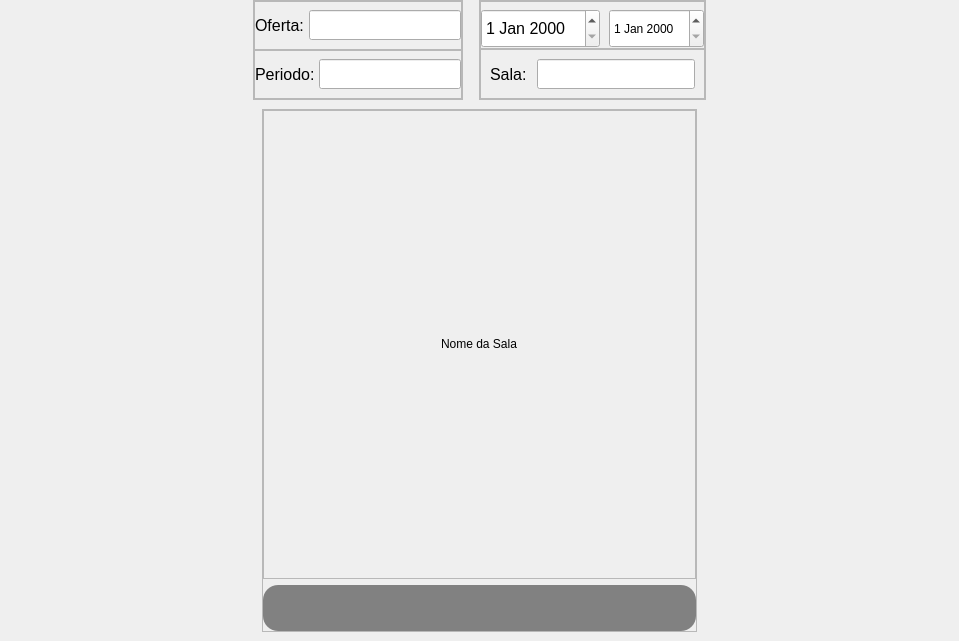
First picture: the form in App/view/ui/pesquisa.ui, repository Senac-SOR-ADS/Mapa-de-Sala, before the edit.
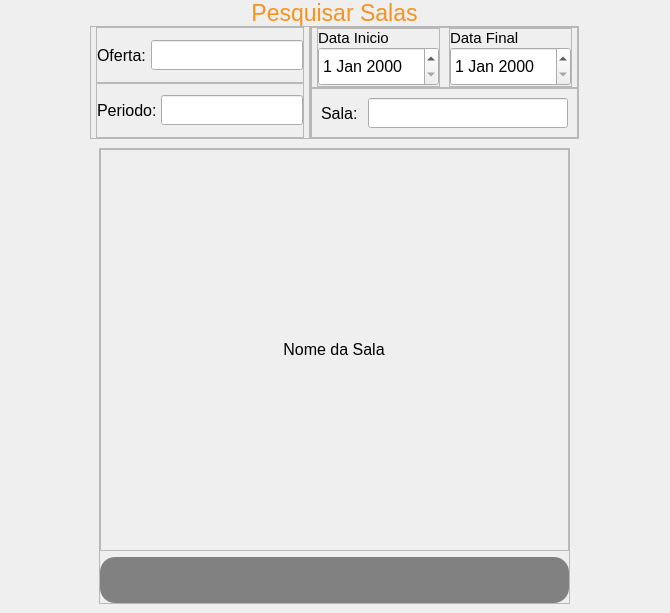
Second picture: the form after the edit. Icons and pictures are not drawn.

Commit message: tela de pesquisa feita

Patch:
```diff
--- a/App/view/ui/pesquisa.ui
+++ b/App/view/ui/pesquisa.ui
@@ -6,23 +6,23 @@
    <rect>
     <x>0</x>
     <y>0</y>
-    <width>959</width>
-    <height>641</height>
+    <width>670</width>
+    <height>613</height>
    </rect>
   </property>
   <property name="windowTitle">
    <string>Form</string>
   </property>
   <property name="styleSheet">
-   <string notr="true">#gridContainer #containerBtns {
+   <string notr="true">#titulo {
+	color: #f6921e;
+}
+
+#gridContainer #containerBtns {
 	background-color: rgba(0, 0, 0, 0.46);
 	border-radius: 15px; 
 }
 
-#gridContainer #containerBtns QPushButton {
-	background-color: transparent;
-}
-
 #btnEditar {
 	border-top-right-radius: 15px;
 	border-bottom-right-radius: 15px;
@@ -75,11 +75,26 @@
       <property name="bottomMargin">
        <number>0</number>
       </property>
+      <item>
+       <widget class="QLabel" name="titulo">
+        <property name="font">
+         <font>
+          <pointsize>17</pointsize>
+         </font>
+        </property>
+        <property name="text">
+         <string>Pesquisar Salas</string>
+        </property>
+        <property name="alignment">
+         <set>Qt::AlignCenter</set>
+        </property>
+       </widget>
+      </item>
       <item alignment="Qt::AlignTop">
        <widget class="QWidget" name="widget" native="true">
         <layout class="QHBoxLayout" name="horizontalLayout_5">
          <property name="spacing">
-          <number>16</number>
+          <number>0</number>
          </property>
          <property name="leftMargin">
           <number>0</number>
@@ -106,13 +121,13 @@
              <number>0</number>
             </property>
             <property name="leftMargin">
-             <number>0</number>
+             <number>5</number>
             </property>
             <property name="topMargin">
              <number>0</number>
             </property>
             <property name="rightMargin">
-             <number>0</number>
+             <number>5</number>
             </property>
             <property name="bottomMargin">
              <number>0</number>
@@ -282,40 +297,123 @@
                 <number>9</number>
                </property>
                <property name="leftMargin">
-                <number>0</number>
+                <number>5</number>
                </property>
                <property name="topMargin">
-                <number>7</number>
+                <number>0</number>
                </property>
                <property name="rightMargin">
-                <number>0</number>
+                <number>5</number>
                </property>
                <property name="bottomMargin">
                 <number>0</number>
                </property>
                <item>
-                <widget class="QDateEdit" name="dateEdit">
-                 <property name="minimumSize">
-                  <size>
-                   <width>0</width>
-                   <height>39</height>
-                  </size>
+                <widget class="QFrame" name="frame_9">
+                 <property name="frameShape">
+                  <enum>QFrame::StyledPanel</enum>
                  </property>
-                 <property name="font">
-                  <font>
-                   <pointsize>12</pointsize>
-                  </font>
+                 <property name="frameShadow">
+                  <enum>QFrame::Raised</enum>
                  </property>
+                 <layout class="QVBoxLayout" name="verticalLayout_6">
+                  <property name="spacing">
+                   <number>0</number>
+                  </property>
+                  <property name="leftMargin">
+                   <number>0</number>
+                  </property>
+                  <property name="topMargin">
+                   <number>0</number>
+                  </property>
+                  <property name="rightMargin">
+                   <number>0</number>
+                  </property>
+                  <property name="bottomMargin">
+                   <number>0</number>
+                  </property>
+                  <item>
+                   <widget class="QLabel" name="label_4">
+                    <property name="font">
+                     <font>
+                      <pointsize>11</pointsize>
+                     </font>
+                    </property>
+                    <property name="text">
+                     <string>Data Inicio</string>
+                    </property>
+                   </widget>
+                  </item>
+                  <item>
+                   <widget class="QDateEdit" name="dataInicio">
+                    <property name="minimumSize">
+                     <size>
+                      <width>121</width>
+                      <height>39</height>
+                     </size>
+                    </property>
+                    <property name="font">
+                     <font>
+                      <pointsize>12</pointsize>
+                     </font>
+                    </property>
+                   </widget>
+                  </item>
+                 </layout>
                 </widget>
                </item>
                <item>
-                <widget class="QDateEdit" name="dateEdit_2">
-                 <property name="minimumSize">
-                  <size>
-                   <width>0</width>
-                   <height>39</height>
-                  </size>
+                <widget class="QFrame" name="frame_10">
+                 <property name="frameShape">
+                  <enum>QFrame::StyledPanel</enum>
                  </property>
+                 <property name="frameShadow">
+                  <enum>QFrame::Raised</enum>
+                 </property>
+                 <layout class="QVBoxLayout" name="verticalLayout_7">
+                  <property name="spacing">
+                   <number>0</number>
+                  </property>
+                  <property name="leftMargin">
+                   <number>0</number>
+                  </property>
+                  <property name="topMargin">
+                   <number>0</number>
+                  </property>
+                  <property name="rightMargin">
+                   <number>0</number>
+                  </property>
+                  <property name="bottomMargin">
+                   <number>0</number>
+                  </property>
+                  <item>
+                   <widget class="QLabel" name="label_5">
+                    <property name="font">
+                     <font>
+                      <pointsize>11</pointsize>
+                     </font>
+                    </property>
+                    <property name="text">
+                     <string>Data Final</string>
+                    </property>
+                   </widget>
+                  </item>
+                  <item>
+                   <widget class="QDateEdit" name="dataFim">
+                    <property name="minimumSize">
+                     <size>
+                      <width>121</width>
+                      <height>39</height>
+                     </size>
+                    </property>
+                    <property name="font">
+                     <font>
+                      <pointsize>12</pointsize>
+                     </font>
+                    </property>
+                   </widget>
+                  </item>
+                 </layout>
                 </widget>
                </item>
               </layout>
@@ -421,7 +519,12 @@
               </property>
               <layout class="QHBoxLayout" name="horizontalLayout_7">
                <item alignment="Qt::AlignHCenter|Qt::AlignVCenter">
-                <widget class="QLabel" name="label_4">
+                <widget class="QLabel" name="nomeSala">
+                 <property name="font">
+                  <font>
+                   <pointsize>12</pointsize>
+                  </font>
+                 </property>
                  <property name="text">
                   <string>Nome da Sala</string>
                  </property>
```
Left out of the diff: 8 changed lines with no effect on the pictures. The commit also changes 3 other files.
